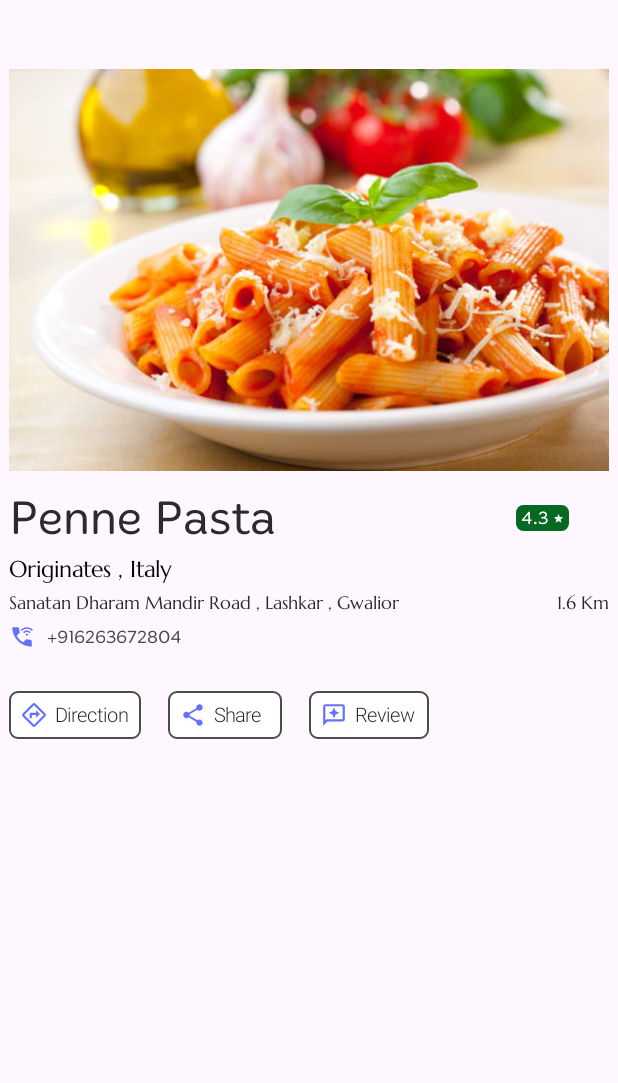
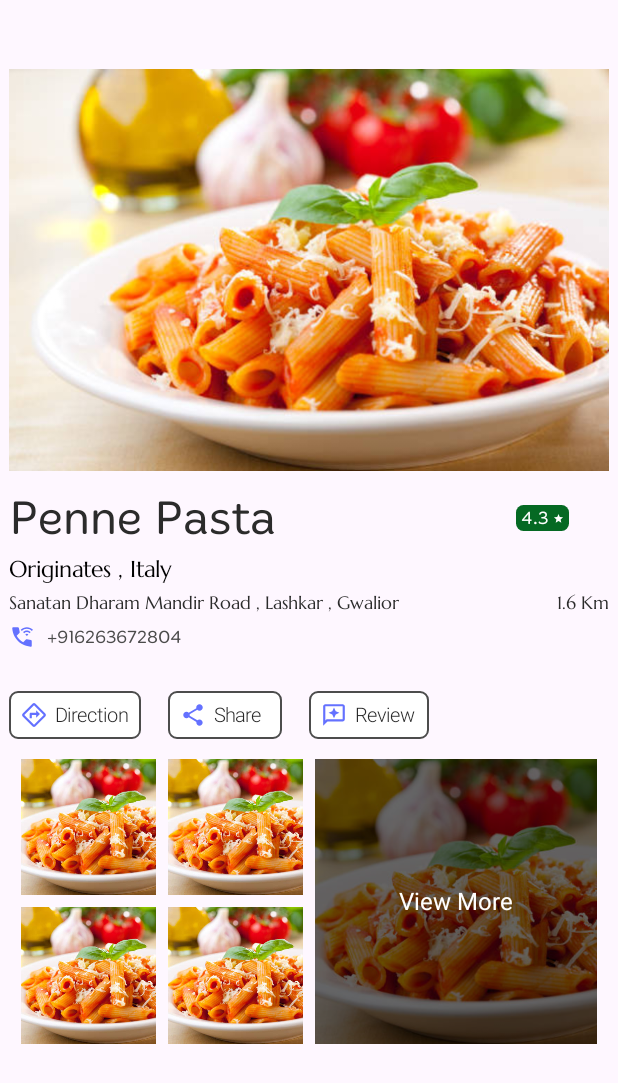
Before and after one commit to MohitMohit235/HOMEWAT_FOOD_ORDER_APP, an Android app built with Jetpack Compose: the @Preview function FoodScreen, on a phone screen of 412 x 824 dp. Shown: the top 1083 px of the screen. Run offline under Robolectric (Android 15) with nearby library versions, the phone set to English and light mode, and no system bars.

Commit message:
my first android project

```diff
--- a/app/src/main/java/com/example/homeway/presentation/deshbord/component/MainFoodScreen.kt
+++ b/app/src/main/java/com/example/homeway/presentation/deshbord/component/MainFoodScreen.kt
@@ -40,6 +40,7 @@ import androidx.compose.ui.draw.clip
 import androidx.compose.ui.graphics.Color
 import androidx.compose.ui.graphics.vector.ImageVector
 import androidx.compose.ui.layout.ContentScale
+import androidx.compose.ui.layout.Layout
 import androidx.compose.ui.res.painterResource
 import androidx.compose.ui.text.font.Font
 import androidx.compose.ui.text.font.FontFamily
@@ -331,7 +332,92 @@ fun FoodScreen() {
                     }
 
 
+                    Row(
+                        modifier = Modifier
+                            .fillMaxWidth()
+                            .height(250.dp)
+                            .padding(8.dp)
+                    ) {
+                        // Left Grid - 4 small images
+                        Column(
+                            modifier = Modifier
+                                .weight(1f)
+                                .height(190.dp),
+                            verticalArrangement = Arrangement.spacedBy(8.dp)
+                        ) {
+                            Row(
+                                modifier = Modifier
+                                    .weight(1f)
+                                    .height(10.dp),
+                                horizontalArrangement = Arrangement.spacedBy(8.dp)
+                            ) {
+                                Image(
+                                    painter = painterResource(R.drawable.penne_pasta),
+                                    contentDescription = "null",
+                                    contentScale = ContentScale.Crop,
+                                    modifier = Modifier.weight(1f)
+                                )
+                                Image(
+                                    painter = painterResource(R.drawable.penne_pasta),
+                                    contentDescription = "null",
+                                    contentScale = ContentScale.Crop,
+                                    modifier = Modifier.weight(1f)
+                                )
 
+                            }
+                            Row(
+                                modifier = Modifier.weight(1f),
+                                horizontalArrangement = Arrangement.spacedBy(8.dp)
+                            ) {
+                                Image(
+                                    painter = painterResource(R.drawable.penne_pasta),
+                                    contentDescription = "null",
+                                    contentScale = ContentScale.Crop,
+                                    modifier = Modifier.weight(1f)
+                                )
+                                Image(
+                                    painter = painterResource(R.drawable.penne_pasta),
+                                    contentDescription = "null",
+                                    contentScale = ContentScale.Crop,
+                                    modifier = Modifier.weight(1f)
+                                )
+                            }
+                        }
+
+                        Spacer(modifier = Modifier.width(8.dp))
+
+
+                        Box(
+                            modifier = Modifier
+                                .weight(1f)
+                                .height(190.dp)
+                        ) {
+                            Image(
+                                painter = painterResource(R.drawable.penne_pasta),
+                                contentDescription = "null",
+                                contentScale = ContentScale.Crop,
+                                modifier = Modifier.fillMaxHeight()
+                            )
+
+
+                            Box(
+                                modifier = Modifier
+                                    .fillMaxSize()
+                                    .align(Alignment.Center)
+                                    .background(Color.Black.copy(alpha = 0.6f))
+                                    .padding(horizontal = 16.dp, vertical = 8.dp),
+
+                            ) {
+                                Text(
+                                    text = "View More",
+                                    color = Color.White,
+                                    fontWeight = FontWeight.Normal,
+                                    fontSize = 16.sp,
+                                    modifier = Modifier.align(Alignment.Center)
+                                )
+                            }
+                        }
+                    }
 
 
                 }
```
